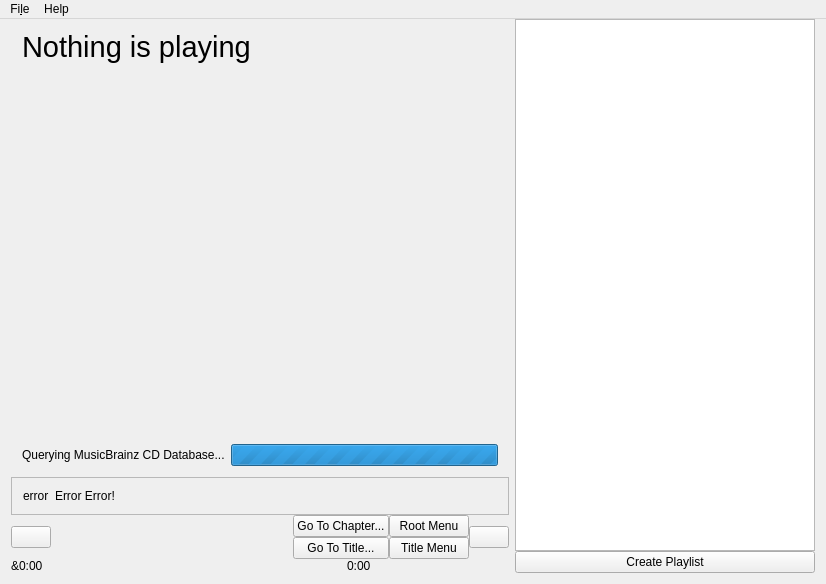
Above: mainwindow.ui from kaylinDevelopment/themedia before the change. Below: the same form after it.
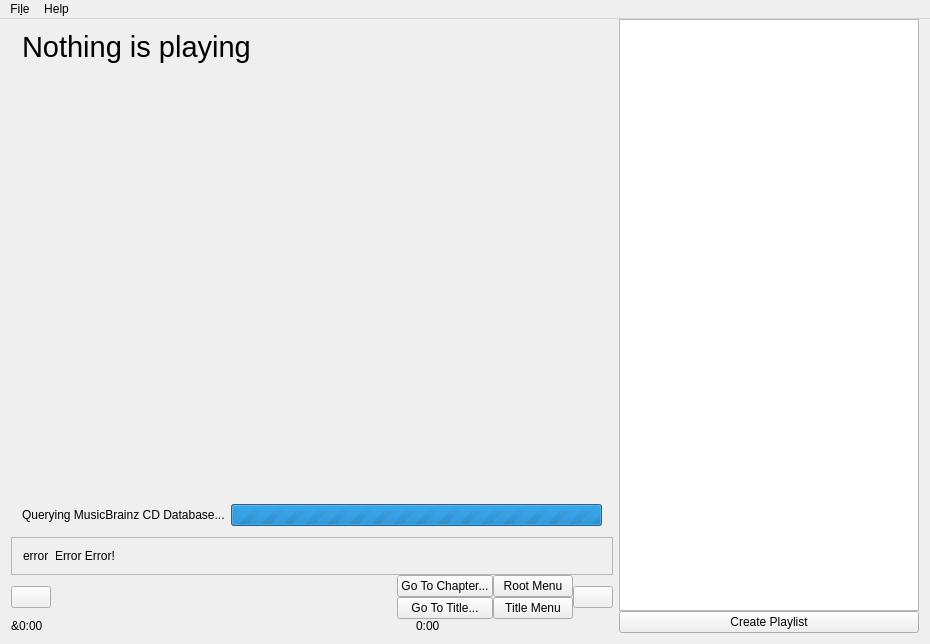
That is the form after the change. Icons and pictures are not drawn. Custom widgets are drawn as their Qt base class.

Commit message: Repeat and shuffle works in CD mode.

```diff
--- a/mainwindow.ui
+++ b/mainwindow.ui
@@ -6,8 +6,8 @@
    <rect>
     <x>0</x>
     <y>0</y>
-    <width>826</width>
-    <height>584</height>
+    <width>930</width>
+    <height>644</height>
    </rect>
   </property>
   <property name="windowTitle">
@@ -494,8 +494,8 @@
     <rect>
      <x>0</x>
      <y>0</y>
-     <width>826</width>
-     <height>26</height>
+     <width>930</width>
+     <height>22</height>
     </rect>
    </property>
    <widget class="QMenu" name="menuFile">
```
Left out of the diff: 5 changed lines with no effect on the pictures. The commit also changes 2 other files.
